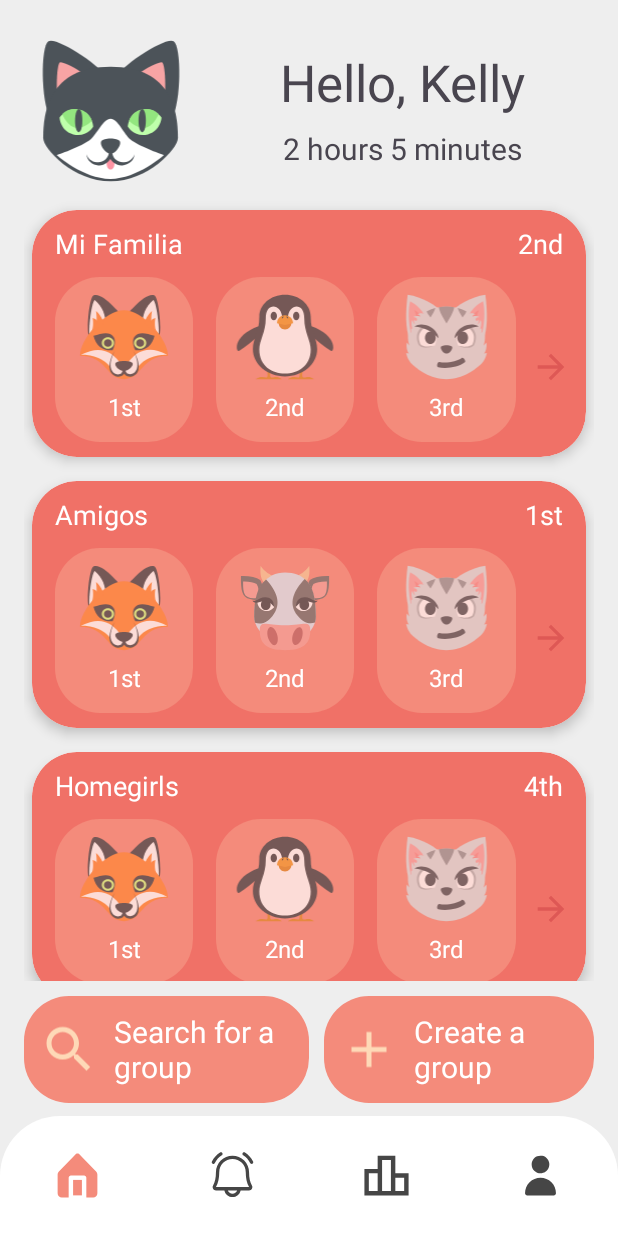
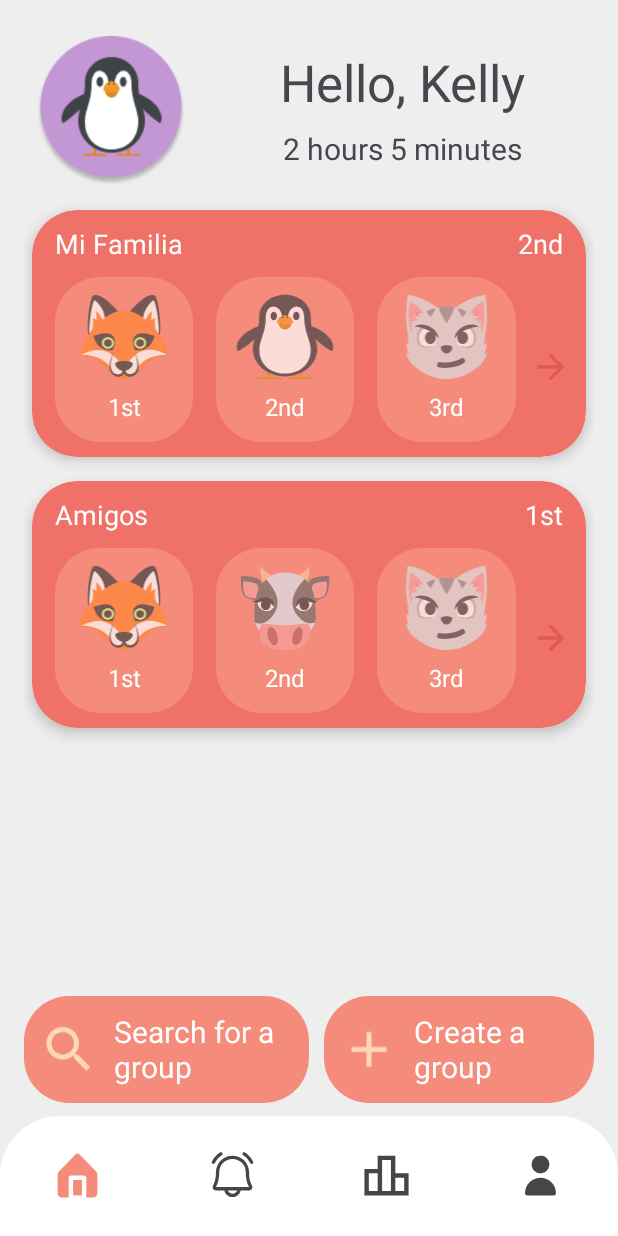
Before and after one commit to KellyyDuong/Nocial, an Android app: the DashboardFragment screen opened directly, with no data from a screen before it, on a phone screen of 412 x 824 dp. Run offline under Robolectric (Android 15) with nearby library versions, the phone set to English and light mode, and no system bars; our stand-ins replace navigation-ui; 1 statement that could not run was skipped.

Commit message:
Adjusted dashboard info for continuity

```diff
--- a/frontend/app/src/main/java/com/nocial/ui/dashboard/DashboardFragment.java
+++ b/frontend/app/src/main/java/com/nocial/ui/dashboard/DashboardFragment.java
@@ -42,12 +42,12 @@ public class DashboardFragment extends Fragment {
         ArrayList<String> groupNames = new ArrayList<>();
         groupNames.add("Mi Familia");
         groupNames.add("Amigos");
-        groupNames.add("Homegirls");
+//        groupNames.add("Homegirls");
 
         ArrayList<String> userPlaces = new ArrayList<>();
         userPlaces.add("2nd");
         userPlaces.add("1st");
-        userPlaces.add("4th");
+//        userPlaces.add("4th");
 
         ArrayList<ArrayList<String>> profilePictures = new ArrayList<>();
 
--- a/frontend/app/src/main/res/layout/fragment_dashboard.xml
+++ b/frontend/app/src/main/res/layout/fragment_dashboard.xml
@@ -15,7 +15,7 @@
         android:layout_marginTop="24dp"
         app:layout_constraintStart_toStartOf="parent"
         app:layout_constraintTop_toTopOf="parent"
-        app:srcCompat="@drawable/cat"
+        app:srcCompat="@drawable/penguinpurple"
         tools:src="@drawable/penguin" />
 
     <TextView
```
